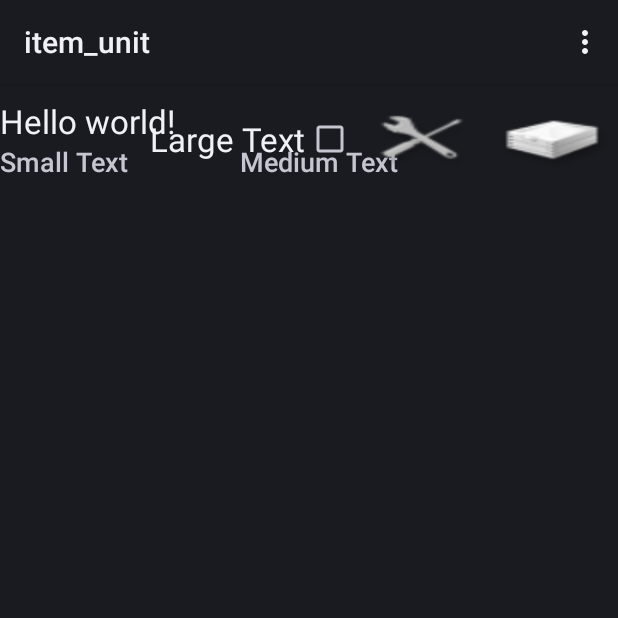
After one commit to xkubow/PortableCheckIn2, an Android app: the item_unit screen opened directly, with no data from a screen before it, on a phone screen of 412 x 824 dp, the top half of it. The commit adds this screen. Run offline under Robolectric (Android 15) with nearby library versions, the phone set to English and light mode, and no system bars.

Commit message:
uprava sluzieb a unitov

```diff
--- a/app/src/main/java/cz/tsystems/adapters/ServiceArrayAdapter.java
+++ b/app/src/main/java/cz/tsystems/adapters/ServiceArrayAdapter.java
@@ -8,7 +8,6 @@ import android.widget.ArrayAdapter;
 import android.widget.CheckBox;
 import android.widget.TextView;
 
-import java.util.ArrayList;
 import java.util.List;
 
 import cz.tsystems.data.DMService;
@@ -22,7 +21,7 @@ public class ServiceArrayAdapter extends ArrayAdapter<DMService> {
     private List<DMService> data;
 
     public ServiceArrayAdapter(Context context, int resource, int textViewResourceId, List<DMService> objects) {
-        super(context, resource, textViewResourceId, new ArrayList<DMService>());
+        super(context, resource, textViewResourceId, objects);
         this.context = context;
         this.data = objects;
     }
@@ -39,7 +38,7 @@ public class ServiceArrayAdapter extends ArrayAdapter<DMService> {
         TextView text = (TextView) v.findViewById(R.id.lblVybavaText);
         text.setText(service.text);
 
-        CheckBox vybCheck = (CheckBox)v.findViewById(R.id.btnCheck);
+        CheckBox vybCheck = (CheckBox)v.findViewById(R.id.checkBox);
         vybCheck.setChecked(service.checked);
         return v;
     }
--- a/app/src/main/java/cz/tsystems/model/PrehliadkyModel.java
+++ b/app/src/main/java/cz/tsystems/model/PrehliadkyModel.java
@@ -17,7 +17,7 @@ import android.util.Log;
 public class PrehliadkyModel extends Model {
 	private final static String TAG = PrehliadkyModel.class.getSimpleName();
     public static enum PREHLAIDKA_ENUM {eVYBAVY, ePOV_VYBAVY, eSERVIS};
-    public static int[] prehliadka_id= {-1, -2, -3};
+    public final static int[] prehliadka_id= {-1, -2, -3};
 	private SQLiteDatabase mDb;
 
 	public PrehliadkyModel(Context mContext) {
--- a/app/src/main/java/cz/tsystems/portablecheckin/MainActivity.java
+++ b/app/src/main/java/cz/tsystems/portablecheckin/MainActivity.java
@@ -353,7 +353,7 @@ public class MainActivity extends BaseFragment {
 				if(plannedOrder.planned_order_id != null && plannedOrder.planned_order_id.length() > 0)
 					msgIntent.putExtra("plannedorderid", plannedOrder.planned_order_id);
 				if(plannedOrder.checkin_id > 0)
-					msgIntent.putExtra("checkin_id", plannedOrder.checkin_id);
+					msgIntent.putExtra("checkin_id", String.valueOf(plannedOrder.checkin_id));
 				if(plannedOrder.license_tag != null && plannedOrder.license_tag.length() > 0)
 					msgIntent.putExtra("licenseTag", plannedOrder.license_tag);
 				app.showProgrssDialog(getActivity());
--- /dev/null
+++ b/app/src/main/java/cz/tsystems/portablecheckin/item_unit.java
@@ -0,0 +1,39 @@
+package cz.tsystems.portablecheckin;
+
+import android.app.Activity;
+import android.os.Bundle;
+import android.view.Menu;
+import android.view.MenuItem;
+
+
+public class item_unit extends Activity {
+
+    @Override
+    protected void onCreate(Bundle savedInstanceState) {
+        super.onCreate(savedInstanceState);
+        setContentView(R.layout.item_unit);
+    }
+
+
+    @Override
+    public boolean onCreateOptionsMenu(Menu menu) {
+        // Inflate the menu; this adds items to the action bar if it is present.
+        getMenuInflater().inflate(R.menu.menu_item_unit, menu);
+        return true;
+    }
+
+    @Override
+    public boolean onOptionsItemSelected(MenuItem item) {
+        // Handle action bar item clicks here. The action bar will
+        // automatically handle clicks on the Home/Up button, so long
+        // as you specify a parent activity in AndroidManifest.xml.
+        int id = item.getItemId();
+
+        //noinspection SimplifiableIfStatement
+        if (id == R.id.action_settings) {
+            return true;
+        }
+
+        return super.onOptionsItemSelected(item);
+    }
+}
--- /dev/null
+++ b/app/src/main/res/layout/item_unit.xml
@@ -0,0 +1,78 @@
+<?xml version="1.0" encoding="utf-8"?>
+<RelativeLayout xmlns:android="http://schemas.android.com/apk/res/android"
+    android:layout_width="match_parent"
+    android:layout_height="wrap_content"
+    android:paddingBottom="10dp"
+    android:paddingTop="10dp">
+
+    <TextView android:text="@string/hello_world" android:layout_width="wrap_content"
+        android:layout_height="wrap_content"
+        android:singleLine="true"
+        android:maxLines="1"
+        android:textAppearance="?android:attr/textAppearanceLarge"
+        android:id="@+id/lblText"
+        android:layout_alignParentLeft="true"
+        android:layout_alignParentStart="true" />
+
+    <TextView
+        android:layout_width="140dp"
+        android:layout_height="wrap_content"
+        android:textAppearance="?android:attr/textAppearanceMedium"
+        android:text="Small Text"
+        android:id="@+id/lblPosition"
+        android:layout_below="@+id/lblText"
+        android:layout_alignParentLeft="true"
+        android:layout_alignParentStart="true" />
+
+    <Button
+        android:layout_width="wrap_content"
+        android:layout_height="wrap_content"
+        android:id="@+id/button"
+        android:layout_alignParentTop="false"
+        android:layout_alignParentRight="true"
+        android:layout_alignParentEnd="true"
+        android:layout_centerVertical="true"
+        android:background="@drawable/celky_olozeni_dis" />
+
+    <Button
+        android:layout_width="wrap_content"
+        android:layout_height="wrap_content"
+        android:id="@+id/button2"
+        android:layout_alignParentTop="false"
+        android:layout_toLeftOf="@+id/button"
+        android:layout_toStartOf="@+id/button"
+        android:layout_centerVertical="true"
+        android:background="@drawable/celky_servis_dis" />
+
+    <CheckBox
+        android:layout_width="wrap_content"
+        android:layout_height="wrap_content"
+        android:id="@+id/checkBox"
+        android:layout_alignParentTop="false"
+        android:layout_toLeftOf="@+id/button2"
+        android:layout_toStartOf="@+id/checkBox"
+        android:layout_centerVertical="true" />
+
+    <TextView
+        android:layout_width="wrap_content"
+        android:layout_height="wrap_content"
+        android:textAppearance="?android:attr/textAppearanceLarge"
+        android:text="Large Text"
+        android:id="@+id/lblCena"
+        android:layout_alignParentTop="false"
+        android:layout_toLeftOf="@+id/checkBox"
+        android:layout_toStartOf="@+id/checkBox"
+        android:layout_centerVertical="true" />
+
+    <TextView
+        android:layout_width="wrap_content"
+        android:layout_height="wrap_content"
+        android:textAppearance="?android:attr/textAppearanceMedium"
+        android:text="Medium Text"
+        android:id="@+id/lblRequired"
+        android:layout_alignBottom="@+id/lblPosition"
+        android:layout_toRightOf="@+id/lblPosition"
+        android:layout_toEndOf="@+id/lblPosition"
+        android:layout_marginLeft="20dp" />
+
+</RelativeLayout>
--- a/app/src/main/res/layout/item_vybava.xml
+++ b/app/src/main/res/layout/item_vybava.xml
@@ -12,14 +12,14 @@
         android:textAppearance="?android:attr/textAppearanceLarge"
         android:layout_alignParentLeft="true"
         android:layout_alignParentTop="false"
-        android:layout_toLeftOf="@+id/btnCheck"
+        android:layout_toLeftOf="@+id/checkBox"
         android:descendantFocusability="blocksDescendants"
         android:layout_centerVertical="true">
 
     </TextView>
 
     <CheckBox
-        android:id="@+id/btnCheck"
+        android:id="@+id/checkBox"
         android:layout_alignParentRight="true"
         android:layout_alignParentTop="false"
         android:scaleType="fitCenter"
--- /dev/null
+++ b/app/src/main/res/menu/menu_item_unit.xml
@@ -0,0 +1,6 @@
+<menu xmlns:android="http://schemas.android.com/apk/res/android"
+    xmlns:tools="http://schemas.android.com/tools"
+    tools:context="cz.tsystems.portablecheckin.item_unit">
+    <item android:id="@+id/action_settings" android:title="@string/action_settings"
+        android:orderInCategory="100" android:showAsAction="never" />
+</menu>
--- /dev/null
+++ b/app/src/main/res/values-w820dp/dimens.xml
@@ -0,0 +1,6 @@
+<resources>
+    <!-- Example customization of dimensions originally defined in res/values/dimens.xml
+         (such as screen margins) for screens with more than 820dp of available width. This
+         would include 7" and 10" devices in landscape (~960dp and ~1280dp respectively). -->
+    <dimen name="activity_horizontal_margin">64dp</dimen>
+</resources>
```
Also changed, not shown: app/src/main/AndroidManifest.xml (+27 -14 lines), app/src/main/java/cz/tsystems/adapters/UnitArrayAdapter.java (+18 -3 lines), app/src/main/java/cz/tsystems/adapters/VybavaArrayAdapter.java (+2 -6 lines), app/src/main/java/cz/tsystems/data/DMBaseItem.java (added, +15 -0 lines), app/src/main/java/cz/tsystems/data/DMService.java (+5 -8 lines), app/src/main/java/cz/tsystems/data/DMUnit.java (+10 -1 lines), app/src/main/java/cz/tsystems/data/DMVybava.java (+5 -13 lines), app/src/main/java/cz/tsystems/portablecheckin/ServiceActivity.java (+20 -10 lines), app/src/main/res/values/strings.xml (+19 -4 lines), 1 other file.
